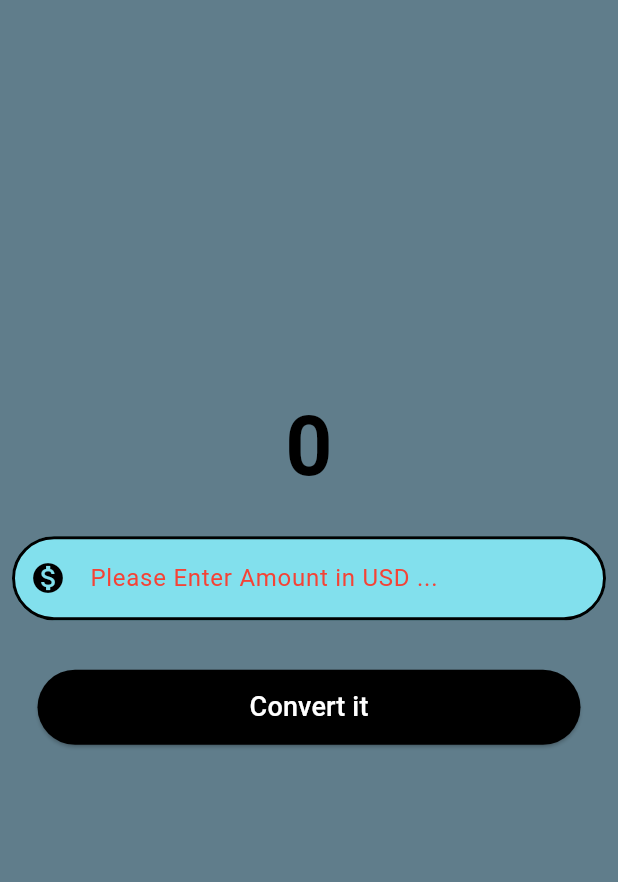
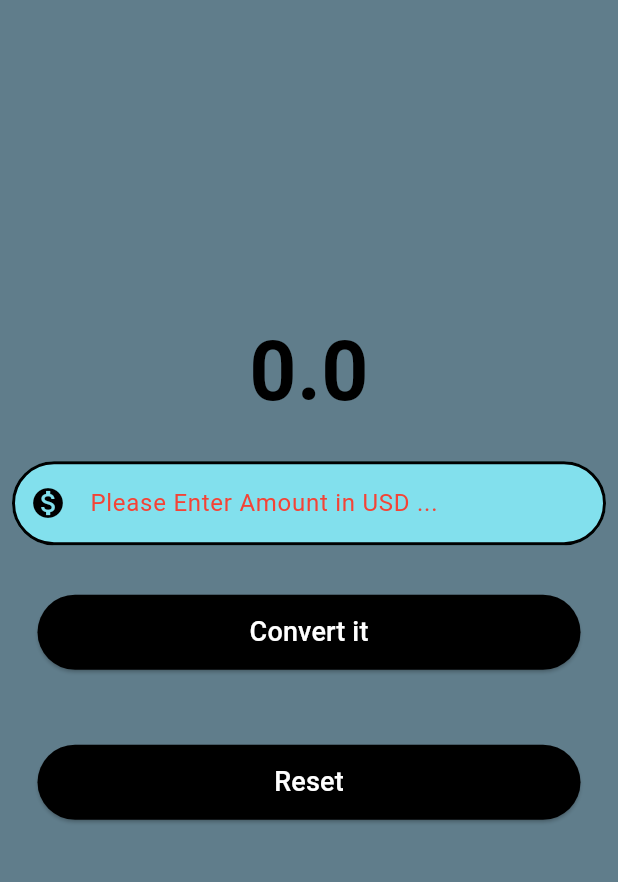
Before and after one commit to nikhil-roy-1218/Currenct_Convertor_App, a Flutter app: the screen it shows after launch, after a tap on "Convert it", on a phone screen of 412 x 824 dp, the part 84-966 px from its top. Run offline on Flutter 3.47's test engine with Material 3 defaults, Android fonts, the phone set to English and light mode, and no system bars.

Commit message:
Add reset button and fixed all error

```diff
--- a/lib/appbar.dart
+++ b/lib/appbar.dart
@@ -1,5 +1,9 @@
-import 'package:flutter/foundation.dart';
 import 'package:flutter/material.dart';
+
+// create a varibale that stores the converted currency value.
+// Create a function that multiplies the value given by the textfeild with 81
+// Store the value in the variable the we created
+// Display the variable
 
 class CurrencyConverterMaterialPage extends StatefulWidget {
   const CurrencyConverterMaterialPage({super.key});
@@ -11,8 +15,11 @@ class CurrencyConverterMaterialPage extends StatefulWidget {
 
 class _CurrencyConverterMaterialPageState
     extends State<CurrencyConverterMaterialPage> {
+  double result = 0;
+  final TextEditingController textEditingController = TextEditingController();
   @override
   Widget build(BuildContext context) {
+    print("Rebuild fn");
     final border = OutlineInputBorder(
       borderSide: BorderSide(
         // color: Colors.black,
@@ -41,8 +48,8 @@ class _CurrencyConverterMaterialPageState
             padding: EdgeInsets.all(10),
             margin: EdgeInsets.all(2),
             // color: Colors.amber,
-            child: const Text(
-              "0",
+            child: Text(
+              result.toString(),
               style: TextStyle(
                 fontSize: 55,
                 color: Colors.black,
@@ -54,6 +61,7 @@ class _CurrencyConverterMaterialPageState
             padding: const EdgeInsets.all(8.0),
             // color: Colors.red,
             child: TextField(
+              controller: textEditingController,
               style: TextStyle(color: Colors.black),
               decoration: InputDecoration(
                 hintText: "Please Enter Amount in USD ...",
@@ -74,9 +82,9 @@ class _CurrencyConverterMaterialPageState
             padding: const EdgeInsets.all(25),
             child: ElevatedButton(
               onPressed: () {
-                if (kDebugMode) {
-                  debugPrint("Button Click");
-                }
+                setState(() {
+                  result = double.parse(textEditingController.text) * 85.35;
+                });
               },
               style: ButtonStyle(
                 backgroundColor: const WidgetStatePropertyAll(Colors.black),
@@ -87,14 +95,25 @@ class _CurrencyConverterMaterialPageState
               child: Text("Convert it", style: TextStyle(fontSize: 18)),
             ),
           ),
+          Padding(
+            padding: const EdgeInsets.all(25),
+            child: ElevatedButton(
+              onPressed: () {
+                setState(() {
+                  textEditingController.clear();
+                });
+              },
+              style: ButtonStyle(
+                backgroundColor: const WidgetStatePropertyAll(Colors.black),
+                foregroundColor: WidgetStatePropertyAll(Colors.white),
+                fixedSize: WidgetStatePropertyAll(Size(400, 50)),
+              ),
+
+              child: Text("Reset", style: TextStyle(fontSize: 18)),
+            ),
+          ),
         ],
       ),
     );
   }
 }
-
-
-// create a varibale that stores the converted currency value.
-// Create a function that multiplies the value given by the textfeild with 81
-// Store the value in the variable the we created
-// Display the variable
```
